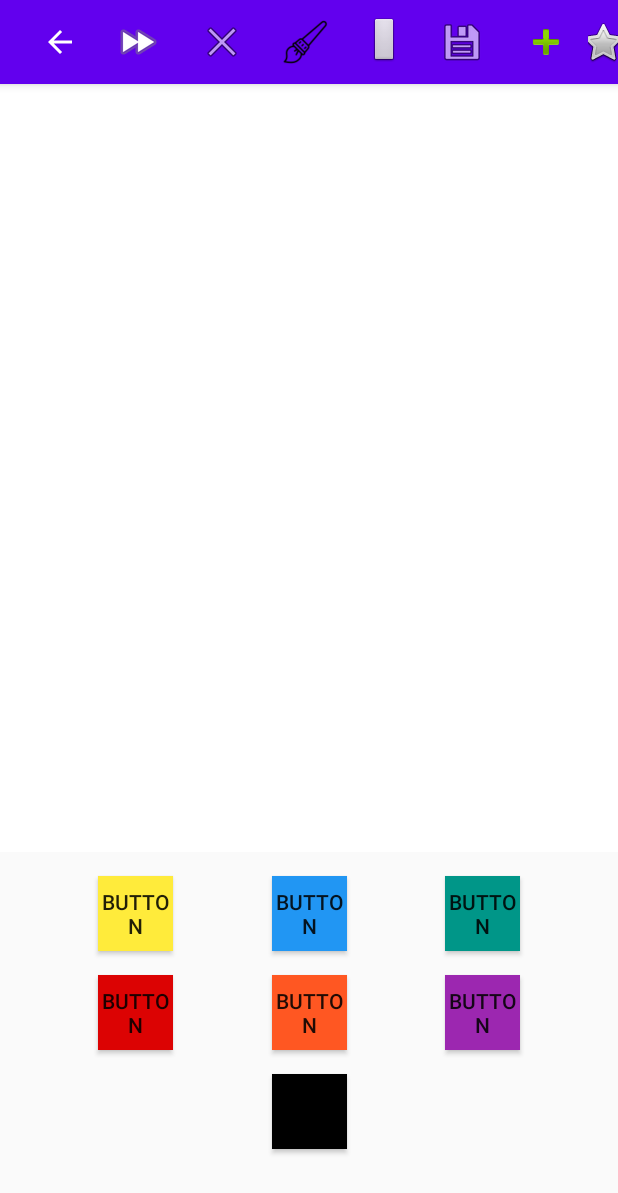
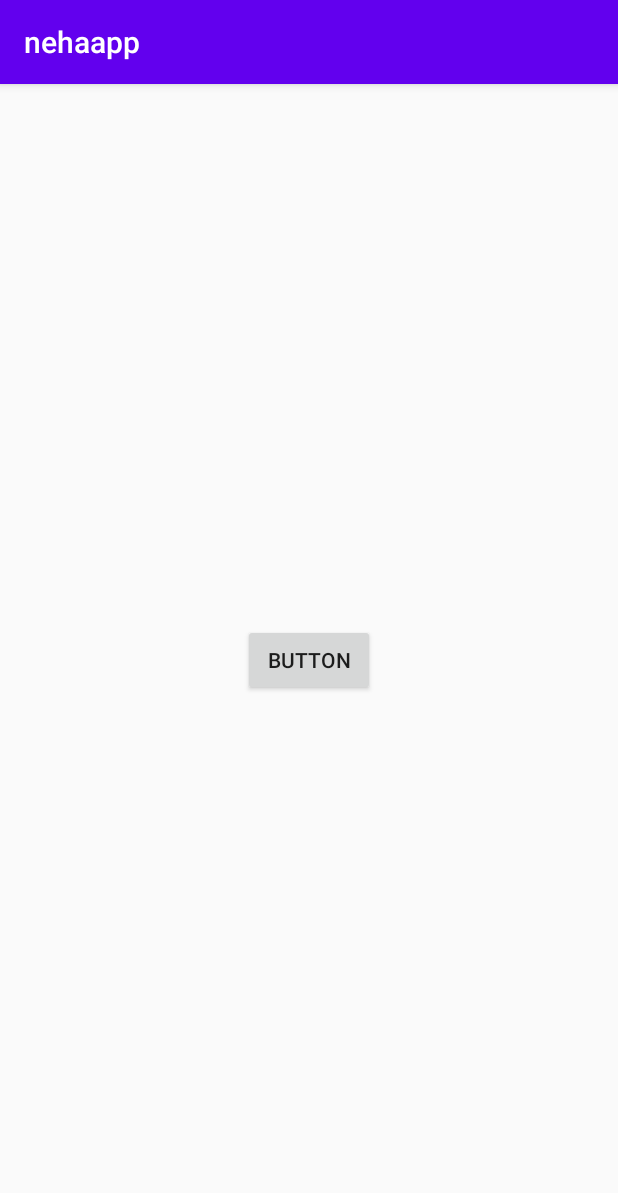
Before and after one commit to nehadeosthali/Nehaapp, an Android app: the screen it shows after launch (MainActivity before the commit, LoginActivity after it), on a phone screen of 412 x 824 dp. Shown: the top 1193 px of the screen. Run offline under Robolectric (Android 15) with nearby library versions, the phone set to English and light mode, and no system bars.

Commit message:
added a comment

```diff
--- /dev/null
+++ b/app/src/main/java/com/example/nehaapp/LoginActivity.java
@@ -0,0 +1,42 @@
+package com.example.nehaapp;
+
+import androidx.appcompat.app.AppCompatActivity;
+
+import android.content.Intent;
+import android.os.Bundle;
+import android.util.Log;
+import android.view.View;
+import android.widget.Button;
+
+public class LoginActivity extends AppCompatActivity implements View.OnClickListener {
+    private static final String TAG = "NehaappLoginActivity" ;
+    private Button loginbutton;
+
+    @Override
+    protected void onCreate(Bundle savedInstanceState) {
+        super.onCreate(savedInstanceState);
+        setContentView(R.layout.login_screen);
+
+        loginbutton = findViewById(R.id.loginbutton);
+        loginbutton.setOnClickListener(this);
+    }
+
+    @Override
+    public void onClick(View v) {
+        if (v.getId() == R.id.loginbutton) {
+            Log.d(TAG,"Login ");
+            Intent intent  = new Intent(this,MainActivity.class);
+            startActivity(intent);
+           /* // Choose authentication providers
+            List<AuthUI.IdpConfig> providers = Arrays.asList(
+                    new AuthUI.IdpConfig.GoogleBuilder().build());
+            // Create and launch sign-in intent
+            startActivityForResult(
+                    AuthUI.getInstance()
+                            .createSignInIntentBuilder()
+                            .setAvailableProviders(providers)
+                            .build(),
+                    RC_SIGN_IN);*/
+        }
+    }
+}
--- /dev/null
+++ b/app/src/main/res/layout/login_screen.xml
@@ -0,0 +1,19 @@
+<?xml version="1.0" encoding="utf-8"?>
+<androidx.constraintlayout.widget.ConstraintLayout
+    xmlns:android="http://schemas.android.com/apk/res/android"
+    xmlns:app="http://schemas.android.com/apk/res-auto"
+    xmlns:tools="http://schemas.android.com/tools"
+    android:layout_width="match_parent"
+    android:layout_height="match_parent">
+
+    <Button
+        android:id="@+id/loginbutton"
+        android:layout_width="wrap_content"
+        android:layout_height="wrap_content"
+        android:text="Button"
+        app:layout_constraintLeft_toLeftOf="parent"
+        app:layout_constraintRight_toRightOf="parent"
+        app:layout_constraintTop_toTopOf="parent"
+        app:layout_constraintBottom_toBottomOf="parent"
+        tools:layout_editor_absoluteX="166dp" />
+</androidx.constraintlayout.widget.ConstraintLayout>
```
Also changed, not shown: app/src/main/AndroidManifest.xml (+7 -4 lines), app/src/main/java/com/example/nehaapp/MainActivity.java (+27 -22 lines), app/src/main/java/com/example/nehaapp/SavedPicturesGallery.java (added, +20 -0 lines).
